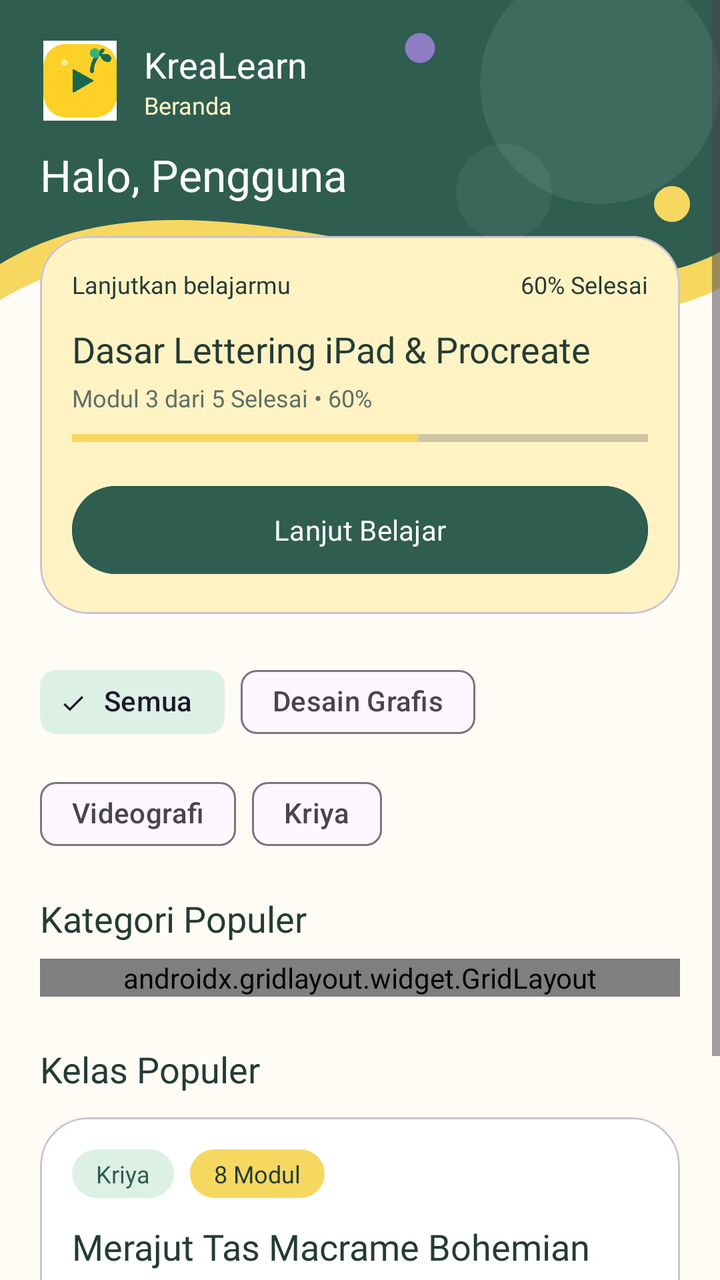
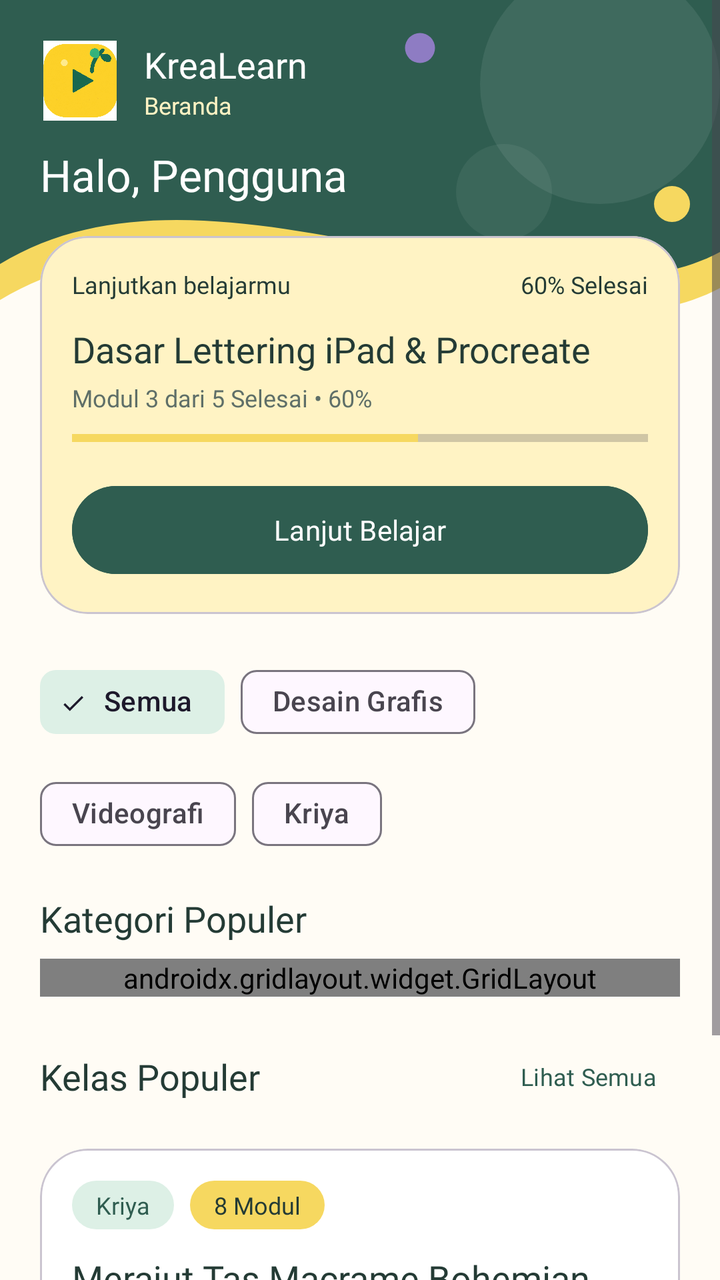

An Android layout rendered at two revisions. The XML below is the earlier revision; the diff shows what the commit changed to produce the second picture.
<!-- AndroidManifest.xml: application theme Theme.KreaLearn -->
<!-- res/layout/fragment_home.xml -->
<?xml version="1.0" encoding="utf-8"?>
<ScrollView xmlns:android="http://schemas.android.com/apk/res/android"
    xmlns:app="http://schemas.android.com/apk/res-auto"
    xmlns:tools="http://schemas.android.com/tools"
    android:layout_width="match_parent"
    android:layout_height="match_parent"
    android:background="@color/cream_bg"
    tools:context=".HomeFragment">

    <FrameLayout
        android:layout_width="match_parent"
        android:layout_height="wrap_content">

        <View
            android:id="@+id/background_header"
            android:layout_width="match_parent"
            android:layout_height="300dp"
            android:background="@drawable/bg_header_wave" />

        <LinearLayout
            android:layout_width="match_parent"
            android:layout_height="wrap_content"
            android:orientation="vertical"
            android:padding="20dp">

            <LinearLayout
                android:layout_width="match_parent"
                android:layout_height="wrap_content"
                android:gravity="center_vertical"
                android:orientation="horizontal">

                <ImageView
                    android:id="@+id/ivLogoMain"
                    android:layout_width="40dp"
                    android:layout_height="40dp"
                    android:contentDescription="Logo aplikasi"
                    android:src="@drawable/logo_krealearn" />

                <LinearLayout
                    android:layout_width="wrap_content"
                    android:layout_height="wrap_content"
                    android:layout_marginStart="12dp"
                    android:orientation="vertical">

                    <TextView
                        android:id="@+id/tvAppName"
                        android:layout_width="wrap_content"
                        android:layout_height="wrap_content"
                        android:fontFamily="@font/poppins_bold"
                        android:text="KreaLearn"
                        android:textColor="@android:color/white"
                        android:textSize="18sp" />

                    <TextView
                        android:layout_width="wrap_content"
                        android:layout_height="wrap_content"
                        android:fontFamily="@font/poppins_regular"
                        android:text="Beranda"
                        android:textColor="@color/yellow_soft"
                        android:textSize="12sp" />
                </LinearLayout>
            </LinearLayout>

            <TextView
                android:id="@+id/tvGreeting"
                android:layout_width="wrap_content"
                android:layout_height="wrap_content"
                android:layout_marginTop="12dp"
                android:fontFamily="@font/poppins_bold"
                android:text="Halo, Pengguna"
                android:textColor="@android:color/white"
                android:textSize="22sp" />

            <com.google.android.material.card.MaterialCardView
                android:layout_width="match_parent"
                android:layout_height="wrap_content"
                android:layout_marginTop="16dp"
                app:cardBackgroundColor="@color/yellow_soft"
                app:cardCornerRadius="24dp"
                app:cardElevation="0dp">

                <LinearLayout
                    android:layout_width="match_parent"
                    android:layout_height="wrap_content"
                    android:orientation="vertical"
                    android:padding="16dp">

                    <LinearLayout
                        android:layout_width="match_parent"
                        android:layout_height="wrap_content"
                        android:orientation="horizontal">

                        <TextView
                            android:layout_width="0dp"
                            android:layout_height="wrap_content"
                            android:layout_weight="1"
                            android:fontFamily="@font/poppins_semibold"
                            android:text="Lanjutkan belajarmu"
                            android:textColor="@color/text_primary"
                            android:textSize="12sp" />

                        <TextView
                            android:layout_width="wrap_content"
                            android:layout_height="wrap_content"
                            android:fontFamily="@font/poppins_semibold"
                            android:text="60% Selesai"
                            android:textColor="@color/text_primary"
                            android:textSize="12sp" />
                    </LinearLayout>

                    <TextView
                        android:layout_width="wrap_content"
                        android:layout_height="wrap_content"
                        android:layout_marginTop="12dp"
                        android:fontFamily="@font/poppins_bold"
                        android:text="Dasar Lettering iPad &amp; Procreate"
                        android:textColor="@color/text_primary"
                        android:textSize="18sp" />

                    <TextView
                        android:layout_width="wrap_content"
                        android:layout_height="wrap_content"
                        android:layout_marginTop="4dp"
                        android:fontFamily="@font/poppins_regular"
                        android:text="Modul 3 dari 5 Selesai • 60%"
                        android:textColor="@color/text_secondary"
                        android:textSize="12sp" />

                    <ProgressBar
                        android:id="@+id/progressKelas"
                        style="?android:attr/progressBarStyleHorizontal"
                        android:layout_width="match_parent"
                        android:layout_height="8dp"
                        android:layout_marginTop="8dp"
                        android:max="100"
                        android:progress="60"
                        android:progressTint="@color/yellow_primary" />

                    <Button
                        android:id="@+id/btnLanjut"
                        android:layout_width="match_parent"
                        android:layout_height="52dp"
                        android:layout_marginTop="16dp"
                        android:backgroundTint="@color/green_deep"
                        android:fontFamily="@font/poppins_semibold"
                        android:text="Lanjut Belajar"
                        android:textColor="@android:color/white"
                        app:cornerRadius="26dp" />
                </LinearLayout>
            </com.google.android.material.card.MaterialCardView>

            
            <com.google.android.material.chip.ChipGroup
                android:id="@+id/chipGroupFilter"
                android:layout_width="match_parent"
                android:layout_height="wrap_content"
                android:layout_marginTop="20dp"
                app:singleSelection="true">

                <com.google.android.material.chip.Chip
                    android:id="@+id/chipSemua"
                    style="@style/Widget.Material3.Chip.Filter"
                    android:layout_width="wrap_content"
                    android:layout_height="wrap_content"
                    android:checked="true"
                    android:text="Semua" />

                <com.google.android.material.chip.Chip
                    android:id="@+id/chipDesain"
                    style="@style/Widget.Material3.Chip.Filter"
                    android:layout_width="wrap_content"
                    android:layout_height="wrap_content"
                    android:text="Desain Grafis" />

                <com.google.android.material.chip.Chip
                    android:id="@+id/chipVideo"
                    style="@style/Widget.Material3.Chip.Filter"
                    android:layout_width="wrap_content"
                    android:layout_height="wrap_content"
                    android:text="Videografi" />

                <com.google.android.material.chip.Chip
                    android:id="@+id/chipKriya"
                    style="@style/Widget.Material3.Chip.Filter"
                    android:layout_width="wrap_content"
                    android:layout_height="wrap_content"
                    android:text="Kriya" />
            </com.google.android.material.chip.ChipGroup>


            
            <TextView
                android:layout_width="wrap_content"
                android:layout_height="wrap_content"
                android:layout_marginTop="16dp"
                android:fontFamily="@font/poppins_bold"
                android:text="Kategori Populer"
                android:textColor="@color/text_primary"
                android:textSize="18sp" />

            <androidx.gridlayout.widget.GridLayout
                android:id="@+id/gridMenu"
                android:layout_width="match_parent"
                android:layout_height="wrap_content"
                android:layout_marginTop="8dp"
                app:columnCount="3"
                app:useDefaultMargins="true">

                <com.google.android.material.button.MaterialButton
                    android:layout_width="0dp"
                    android:layout_height="wrap_content"
                    android:backgroundTint="@color/mint_soft"
                    android:fontFamily="@font/poppins_semibold"
                    android:maxLines="1"
                    android:paddingStart="4dp"
                    android:paddingEnd="4dp"
                    android:text="Desain"
                    android:textColor="@color/green_deep"
                    android:textSize="12sp"
                    app:layout_columnWeight="1"
                    app:layout_gravity="fill_horizontal" />

                <com.google.android.material.button.MaterialButton
                    android:layout_width="0dp"
                    android:layout_height="wrap_content"
                    android:backgroundTint="@color/mint_soft"
                    android:fontFamily="@font/poppins_semibold"
                    android:maxLines="1"
                    android:paddingStart="4dp"
                    android:paddingEnd="4dp"
                    android:text="Videografi"
                    android:textColor="@color/green_deep"
                    android:textSize="12sp"
                    app:layout_columnWeight="1"
                    app:layout_gravity="fill_horizontal" />

                <com.google.android.material.button.MaterialButton
                    android:layout_width="0dp"
                    android:layout_height="wrap_content"
                    android:backgroundTint="@color/mint_soft"
                    android:fontFamily="@font/poppins_semibold"
                    android:maxLines="1"
                    android:paddingStart="4dp"
                    android:paddingEnd="4dp"
                    android:text="Kriya"
                    android:textColor="@color/green_deep"
                    android:textSize="12sp"
                    app:layout_columnWeight="1"
                    app:layout_gravity="fill_horizontal" />

                <com.google.android.material.button.MaterialButton
                    android:layout_width="0dp"
                    android:layout_height="wrap_content"
                    android:backgroundTint="@color/lavender_soft"
                    android:fontFamily="@font/poppins_semibold"
                    android:maxLines="1"
                    android:paddingStart="4dp"
                    android:paddingEnd="4dp"
                    android:text="Baking"
                    android:textColor="@color/navy_accent"
                    android:textSize="12sp"
                    app:layout_columnWeight="1"
                    app:layout_gravity="fill_horizontal" />

                <com.google.android.material.button.MaterialButton
                    android:layout_width="0dp"
                    android:layout_height="wrap_content"
                    android:backgroundTint="@color/lavender_soft"
                    android:fontFamily="@font/poppins_semibold"
                    android:maxLines="1"
                    android:paddingStart="4dp"
                    android:paddingEnd="4dp"
                    android:text="Musik"
                    android:textColor="@color/navy_accent"
                    android:textSize="12sp"
                    app:layout_columnWeight="1"
                    app:layout_gravity="fill_horizontal" />

                <com.google.android.material.button.MaterialButton
                    android:layout_width="0dp"
                    android:layout_height="wrap_content"
                    android:backgroundTint="@color/lavender_soft"
                    android:fontFamily="@font/poppins_semibold"
                    android:maxLines="1"
                    android:paddingStart="4dp"
                    android:paddingEnd="4dp"
                    android:text="Lettering"
                    android:textColor="@color/navy_accent"
                    android:textSize="12sp"
                    app:layout_columnWeight="1"
                    app:layout_gravity="fill_horizontal" />
            </androidx.gridlayout.widget.GridLayout>

            <TextView
                android:layout_width="wrap_content"
                android:layout_height="wrap_content"
                android:layout_marginTop="24dp"
                android:fontFamily="@font/poppins_bold"
                android:text="Kelas Populer"
                android:textColor="@color/text_primary"
                android:textSize="18sp" />

            <com.google.android.material.card.MaterialCardView
                android:layout_width="match_parent"
                android:layout_height="wrap_content"
                android:layout_marginTop="12dp"
                android:layout_marginBottom="24dp"
                app:cardBackgroundColor="@android:color/white"
                app:cardCornerRadius="24dp"
                app:cardElevation="0dp">

                <LinearLayout
                    android:layout_width="match_parent"
                    android:layout_height="wrap_content"
                    android:orientation="vertical"
                    android:padding="16dp">

                    <LinearLayout
                        android:layout_width="wrap_content"
                        android:layout_height="wrap_content"
                        android:orientation="horizontal">

                        <TextView
                            android:layout_width="wrap_content"
                            android:layout_height="wrap_content"
                            android:background="@drawable/bg_chip"
                            android:fontFamily="@font/poppins_semibold"
                            android:paddingStart="12dp"
                            android:paddingTop="4dp"
                            android:paddingEnd="12dp"
                            android:paddingBottom="4dp"
                            android:text="Kriya"
                            android:textColor="@color/green_deep"
                            android:textSize="12sp" />

                        <TextView
                            android:layout_width="wrap_content"
                            android:layout_height="wrap_content"
                            android:layout_marginStart="8dp"
                            android:background="@drawable/bg_chip_yellow"
                            android:fontFamily="@font/poppins_semibold"
                            android:paddingStart="12dp"
                            android:paddingTop="4dp"
                            android:paddingEnd="12dp"
                            android:paddingBottom="4dp"
                            android:text="8 Modul"
                            android:textColor="@color/text_primary"
                            android:textSize="12sp" />
                    </LinearLayout>

                    <TextView
                        android:layout_width="wrap_content"
                        android:layout_height="wrap_content"
                        android:layout_marginTop="12dp"
                        android:fontFamily="@font/poppins_bold"
                        android:text="Merajut Tas Macrame Bohemian"
                        android:textColor="@color/text_primary"
                        android:textSize="18sp" />

                    <TextView
                        android:layout_width="wrap_content"
                        android:layout_height="wrap_content"
                        android:layout_marginTop="4dp"
                        android:fontFamily="@font/poppins_regular"
                        android:text="Mbak Siti • Kriya Jogja"
                        android:textColor="@color/text_secondary"
                        android:textSize="12sp" />

                    <LinearLayout
                        android:layout_width="match_parent"
                        android:layout_height="wrap_content"
                        android:layout_marginTop="12dp"
                        android:gravity="center_vertical"
                        android:orientation="horizontal">

                        <TextView
                            android:layout_width="0dp"
                            android:layout_height="wrap_content"
                            android:layout_weight="1"
                            android:fontFamily="@font/poppins_bold"
                            android:text="Rp 89.000"
                            android:textColor="@color/green_deep"
                            android:textSize="18sp" />

                        <Button
                            android:id="@+id/btnIkuti"
                            android:layout_width="wrap_content"
                            android:layout_height="wrap_content"
                            android:backgroundTint="@color/mint_soft"
                            android:fontFamily="@font/poppins_semibold"
                            android:text="Ikuti Kelas +"
                            android:textColor="@color/green_deep"
                            app:cornerRadius="24dp" />
                    </LinearLayout>
                </LinearLayout>
            </com.google.android.material.card.MaterialCardView>

        </LinearLayout>
    </FrameLayout>
</ScrollView>
<!-- resources referenced by this layout -->
<resources>
  <color name="cream_bg">#FFFCF5</color>
  <color name="green_deep">#2F5D50</color>
  <color name="lavender_soft">#ECE7F7</color>
  <color name="mint_soft">#DDF0E6</color>
  <color name="navy_accent">#2B3A67</color>
  <color name="text_primary">#243B35</color>
  <color name="text_secondary">#5F6F68</color>
  <color name="yellow_primary">#F6D860</color>
  <color name="yellow_soft">#FFF3C4</color>
  <!-- drawable bg_chip (drawable) -->
  <?xml version="1.0" encoding="utf-8"?>
  <shape xmlns:android="http://schemas.android.com/apk/res/android">
      <solid android:color="@color/mint_soft" />
      <corners android:radius="16dp" />
  </shape>
  <!-- drawable bg_chip_yellow (drawable) -->
  <?xml version="1.0" encoding="utf-8"?>
  <shape xmlns:android="http://schemas.android.com/apk/res/android">
      <solid android:color="@color/yellow_primary" />
      <corners android:radius="16dp" />
  </shape>
  <!-- drawable bg_header_wave (drawable) -->
  <?xml version="1.0" encoding="utf-8"?>
  <vector xmlns:android="http://schemas.android.com/apk/res/android"
      android:width="120dp"
      android:height="100dp"
      android:viewportWidth="120"
      android:viewportHeight="100">
  
      
      <path
          android:fillColor="@color/yellow_primary"
          android:pathData="M0,0 L120,0 L120,48 C90,64 36,28 0,50 Z" />
  
      
      <path
          android:fillColor="@color/green_deep"
          android:pathData="M0,0 L120,0 L120,42 C90,58 36,22 0,44 Z" />
  
      
      <path
          android:fillAlpha="0.08"
          android:fillColor="#FFFFFF"
          android:pathData="M80,14 a20,20 0 1,0 40,0 a20,20 0 1,0 -40,0 Z" />
  
      
      <path
          android:fillAlpha="0.06"
          android:fillColor="#FFFFFF"
          android:pathData="M76,32 a8,8 0 1,0 16,0 a8,8 0 1,0 -16,0 Z" />
  
      
      <path
          android:fillColor="@color/yellow_primary"
          android:pathData="M109,34 a3,3 0 1,0 6,0 a3,3 0 1,0 -6,0 Z" />
  
      
      <path
          android:fillColor="@color/purple_tertiary"
          android:pathData="M67.5,8 a2.5,2.5 0 1,0 5,0 a2.5,2.5 0 1,0 -5,0 Z" />
  </vector>
  <!-- drawable logo_krealearn: png bitmap (drawable, 321836 bytes) -->
  <style name="Theme.KreaLearn" parent="Base.Theme.KreaLearn" />
  <color name="purple_tertiary">#8E7CC3</color>
  <style name="Base.Theme.KreaLearn" parent="Theme.Material3.Light.NoActionBar">
          <item name="colorPrimary">@color/green_deep</item>
          <item name="colorSecondaryContainer">@color/mint_soft</item>
      </style>
</resources>

<!-- the commit's change to res/layout/fragment_home.xml (unified diff, before → after) -->
@@ -291,14 +291,32 @@
                     app:layout_gravity="fill_horizontal" />
             </androidx.gridlayout.widget.GridLayout>
 
-            <TextView
-                android:layout_width="wrap_content"
-                android:layout_height="wrap_content"
-                android:layout_marginTop="24dp"
-                android:fontFamily="@font/poppins_bold"
-                android:text="Kelas Populer"
-                android:textColor="@color/text_primary"
-                android:textSize="18sp" />
+            <LinearLayout
+                android:layout_width="match_parent"
+                android:layout_height="wrap_content"
+                android:layout_marginTop="16dp"
+                android:gravity="center_vertical"
+                android:orientation="horizontal">
+
+                <TextView
+                    android:layout_width="0dp"
+                    android:layout_height="wrap_content"
+                    android:layout_weight="1"
+                    android:fontFamily="@font/poppins_bold"
+                    android:text="Kelas Populer"
+                    android:textColor="@color/text_primary"
+                    android:textSize="18sp" />
+
+                <Button
+                    android:id="@+id/btnLihatSemua"
+                    style="@style/Widget.Material3.Button.TextButton"
+                    android:layout_width="wrap_content"
+                    android:layout_height="wrap_content"
+                    android:fontFamily="@font/poppins_semibold"
+                    android:text="Lihat Semua"
+                    android:textColor="@color/green_deep"
+                    android:textSize="12sp" />
+            </LinearLayout>
 
             <com.google.android.material.card.MaterialCardView
                 android:layout_width="match_parent"
